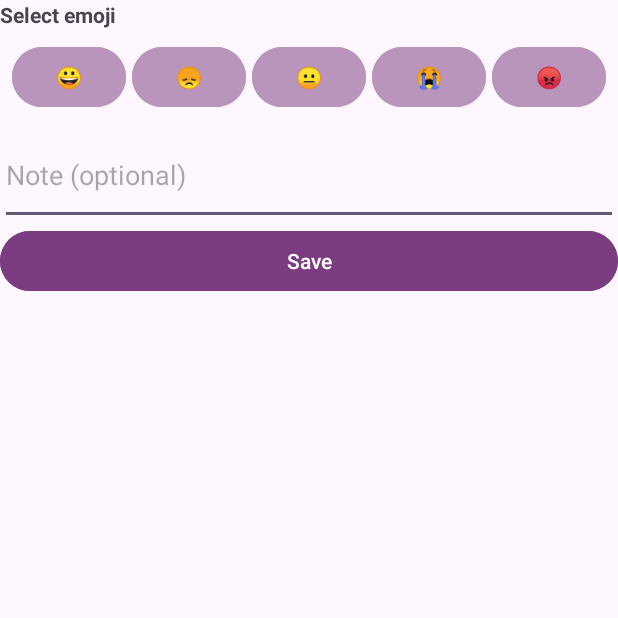
After one commit to Theekshana-Jayalath/Zenny-Mobile-Application, an Android app built with Jetpack Compose: the activity_bottom_sheet_add screen opened directly, with no data from a screen before it, on a phone screen of 412 x 824 dp, the top half of it. The commit adds this screen. Run offline under Robolectric (Android 15) with nearby library versions, the phone set to English and light mode, and no system bars; Roboto replaces fonts that are not available here.

Commit message:
Mood screen first part
feat: Implement mood calendar with emoji display

- Added MaterialCalendarView to display a monthly calendar.
- Implemented a bottom sheet to add a mood (emoji and note) for a selected date.
- Added validation to prevent adding moods for future dates.
- Moods are now displayed as emojis directly on the calendar dates using a custom DayViewDecorator.

```diff
--- a/app/build.gradle.kts
+++ b/app/build.gradle.kts
@@ -45,4 +45,7 @@ dependencies {
     testImplementation(libs.junit)
     androidTestImplementation(libs.androidx.junit)
     androidTestImplementation(libs.androidx.espresso.core)
+    implementation("com.github.prolificinteractive:material-calendarview:2.0.1")
+
+
 }
--- /dev/null
+++ b/app/src/main/java/com/example/zenny/activity_bottom_sheet_add.kt
@@ -0,0 +1,20 @@
+package com.example.zenny
+
+import android.os.Bundle
+import androidx.activity.enableEdgeToEdge
+import androidx.appcompat.app.AppCompatActivity
+import androidx.core.view.ViewCompat
+import androidx.core.view.WindowInsetsCompat
+
+class activity_bottom_sheet_add : AppCompatActivity() {
+    override fun onCreate(savedInstanceState: Bundle?) {
+        super.onCreate(savedInstanceState)
+        enableEdgeToEdge()
+        setContentView(R.layout.activity_bottom_sheet_add)
+        ViewCompat.setOnApplyWindowInsetsListener(findViewById(R.id.main)) { v, insets ->
+            val systemBars = insets.getInsets(WindowInsetsCompat.Type.systemBars())
+            v.setPadding(systemBars.left, systemBars.top, systemBars.right, systemBars.bottom)
+            insets
+        }
+    }
+}
--- /dev/null
+++ b/app/src/main/res/drawable/dialog_rounded_bg.xml
@@ -0,0 +1,5 @@
+<?xml version="1.0" encoding="utf-8"?>
+<shape xmlns:android="http://schemas.android.com/apk/res/android">
+    <solid android:color="@android:color/white" />
+    <corners android:radius="24dp" />
+</shape>
--- /dev/null
+++ b/app/src/main/res/layout/activity_bottom_sheet_add.xml
@@ -0,0 +1,93 @@
+<?xml version="1.0" encoding="utf-8"?>
+<LinearLayout
+    xmlns:android="http://schemas.android.com/apk/res/android"
+    xmlns:tools="http://schemas.android.com/tools"
+    android:id="@+id/main"
+    android:layout_width="match_parent"
+    android:layout_height="wrap_content"
+    android:orientation="vertical"
+    android:padding="16dp"
+    tools:context=".activity_bottom_sheet_add">
+
+    <TextView
+        android:layout_width="match_parent"
+        android:layout_height="wrap_content"
+        android:text="Select emoji"
+        android:textStyle="bold" />
+
+    <LinearLayout
+        android:layout_width="match_parent"
+        android:layout_height="wrap_content"
+        android:orientation="horizontal"
+        android:paddingTop="8dp"
+        android:paddingHorizontal="8dp">
+
+        <!-- Emoji Button 1 -->
+
+        <!-- Emoji Button 2 -->
+        <Button
+            android:id="@+id/btnEmoji1"
+            android:layout_width="0dp"
+            android:layout_height="wrap_content"
+            android:layout_marginEnd="4dp"
+            android:layout_weight="1"
+            android:backgroundTint="#B995BC"
+            android:text="😀" />
+
+        <Button
+            android:id="@+id/btnEmoji2"
+            android:layout_width="0dp"
+            android:layout_height="wrap_content"
+            android:layout_weight="1"
+            android:layout_marginEnd="4dp"
+            android:backgroundTint="#B995BC"
+            android:text="😞" />
+
+        <!-- Emoji Button 3 -->
+        <Button
+            android:id="@+id/btnEmoji3"
+            android:layout_width="0dp"
+            android:layout_height="wrap_content"
+            android:layout_marginEnd="4dp"
+            android:layout_weight="1"
+            android:backgroundTint="#B995BC"
+            android:text="😐" />
+
+        <!-- Emoji Button 4 -->
+        <Button
+            android:id="@+id/btnEmoji4"
+            android:layout_width="0dp"
+            android:layout_height="wrap_content"
+            android:layout_weight="1"
+            android:layout_marginEnd="4dp"
+            android:backgroundTint="#B995BC"
+            android:text="😭" />
+
+        <!-- Emoji Button 5 (last one, no marginEnd needed) -->
+        <Button
+            android:id="@+id/btnEmoji5"
+            android:layout_width="0dp"
+            android:layout_height="wrap_content"
+            android:layout_weight="1"
+            android:backgroundTint="#B995BC"
+            android:text="😡" />
+
+    </LinearLayout>
+
+    <EditText
+        android:id="@+id/editNote"
+        android:layout_width="match_parent"
+        android:layout_height="wrap_content"
+        android:hint="Note (optional)"
+        android:inputType="textMultiLine"
+        android:minLines="2"
+        android:layout_marginTop="8dp" />
+
+    <Button
+        android:id="@+id/btnSaveMood"
+        android:layout_width="match_parent"
+        android:layout_height="wrap_content"
+        android:backgroundTint="#7C3C81"
+        android:text="Save" />
+
+    </LinearLayout>
--- a/app/src/main/res/values/strings.xml
+++ b/app/src/main/res/values/strings.xml
@@ -15,4 +15,8 @@
     <string name="today_s_progress">Today\'s Progress 🎯</string>
     <string name="mood">Mood</string>
     <string name="hydration">Hydration</string>
+    <string name="select_emoji">Select emoji</string>
+    <string name="mood_journal">Mood Journal</string>
+    <string name="how_are_you_feeling_today">How are you Feeling Today ?</string>
+    <string name="add">Add</string>
 </resources>
--- a/app/src/main/res/values/styles.xml
+++ b/app/src/main/res/values/styles.xml
@@ -7,4 +7,8 @@
             <item name="cornerSizeBottomLeft">0dp</item>
             <item name="cornerSizeBottomRight">0dp</item>
         </style>
+
+    <style name="AppTheme" parent="Theme.MaterialComponents.DayNight.DarkActionBar">
+        <!-- Customize as needed -->
+    </style>
     </resources>
--- a/build.gradle.kts
+++ b/build.gradle.kts
@@ -2,4 +2,6 @@
 plugins {
     alias(libs.plugins.android.application) apply false
     alias(libs.plugins.kotlin.android) apply false
+
+
 }
--- a/gradle.properties
+++ b/gradle.properties
@@ -15,6 +15,7 @@ org.gradle.jvmargs=-Xmx2048m -Dfile.encoding=UTF-8
 # Android operating system, and which are packaged with your app's APK
 # https://developer.android.com/topic/libraries/support-library/androidx-rn
 android.useAndroidX=true
+android.enableJetifier=true
 # Kotlin code style for this project: "official" or "obsolete":
 kotlin.code.style=official
 # Enables namespacing of each library's R class so that its R class includes only the
```
Also changed, not shown: app/src/main/AndroidManifest.xml (+13 -7 lines), app/src/main/java/com/example/zenny/activity_mood.kt (added, +136 -0 lines), app/src/main/res/drawable/rounded_edittext_bg.xml (added, +8 -0 lines), app/src/main/res/drawable/today_circle.xml (added, +13 -0 lines), app/src/main/res/layout/activity_mood.xml (added, +92 -0 lines), settings.gradle.kts (+3 -7 lines), app/src/main/res/drawable/ic_add.png (added).
